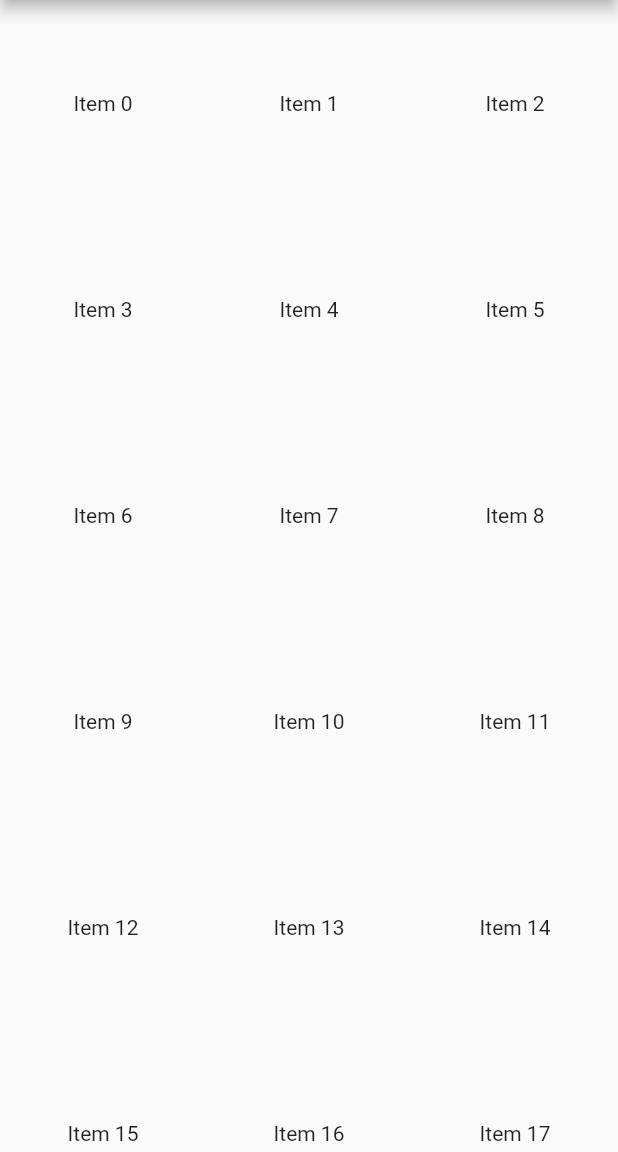
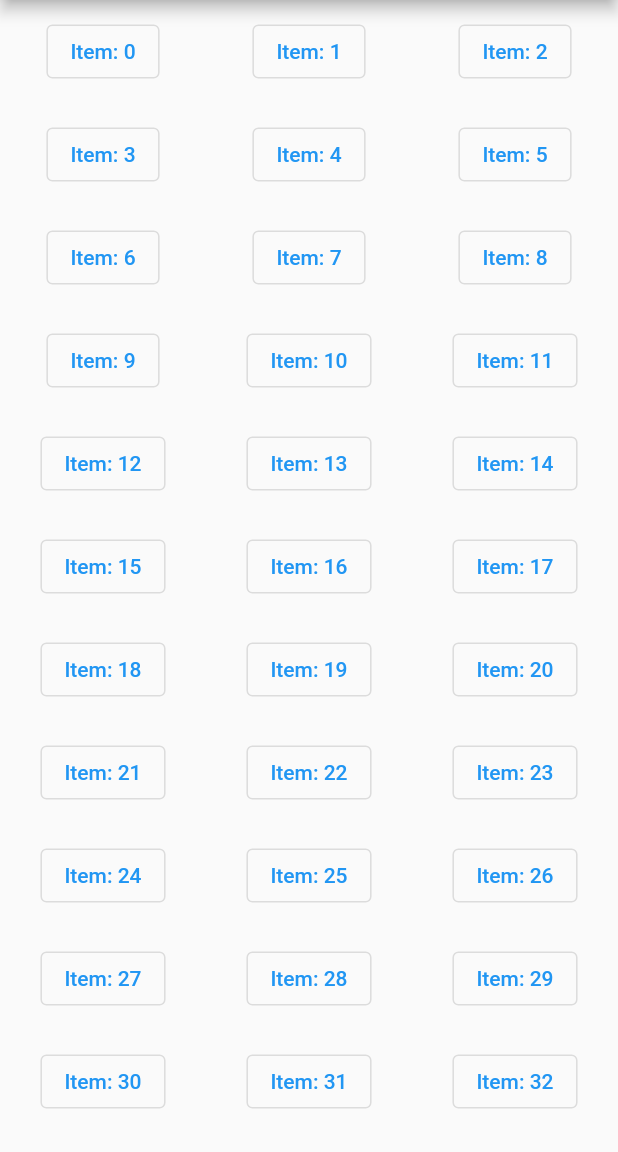
Before and after one commit to maxiin/coodesh, a Flutter app: the screen it shows after launch, on a phone screen of 412 x 824 dp, the part 84-1236 px from its top. Run offline on Flutter 3.47's test engine with Material 2 defaults, Android fonts, the phone set to English and light mode, and no system bars.

Commit message:
minor word button design

```diff
--- a/lib/modules/list/list_page.dart
+++ b/lib/modules/list/list_page.dart
@@ -8,7 +8,7 @@ class ListPage extends StatefulWidget {
 }
 
 class ListPageState extends State<ListPage> {
-  final List<int> _items = List.generate(20, (index) => index); // Initial list of items.
+  final List<int> _items = List.generate(40, (index) => index); // Initial list of items.
 
   final ScrollController _scrollController = ScrollController();
   bool _isLoading = false;
@@ -47,16 +47,23 @@ class ListPageState extends State<ListPage> {
   Widget build(BuildContext context) {
     return Scaffold(
       body: GridView.builder(
+        shrinkWrap: true,
         controller: _scrollController,
         gridDelegate: const SliverGridDelegateWithFixedCrossAxisCount(
           crossAxisCount: 3,
+          childAspectRatio: 2
         ),
         itemCount: _items.length + 1, // Add 1 for loading indicator.
         itemBuilder: (context, index) {
           if (index < _items.length) {
             return GridTile(
               child: Center(
-                child: Text('Item ${_items[index]}'),
+                child: OutlinedButton(
+                  onPressed: () {
+                      // Respond to button press
+                  },
+                  child: Text('Item: ${_items[index]}'),
+                )
               ),
             );
           } else if (_isLoading) {
```
